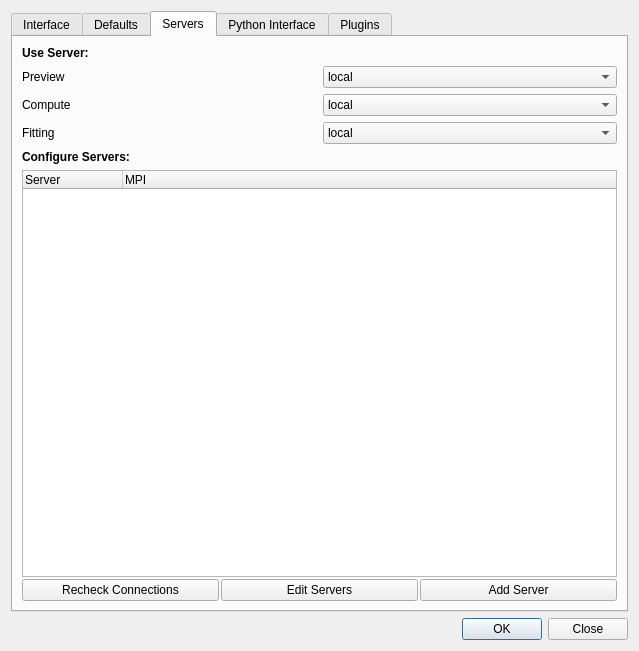
Old version of the form phoebe/frontend/gui/popPrefs.ui in the repository phoebe-project/phoebe2.
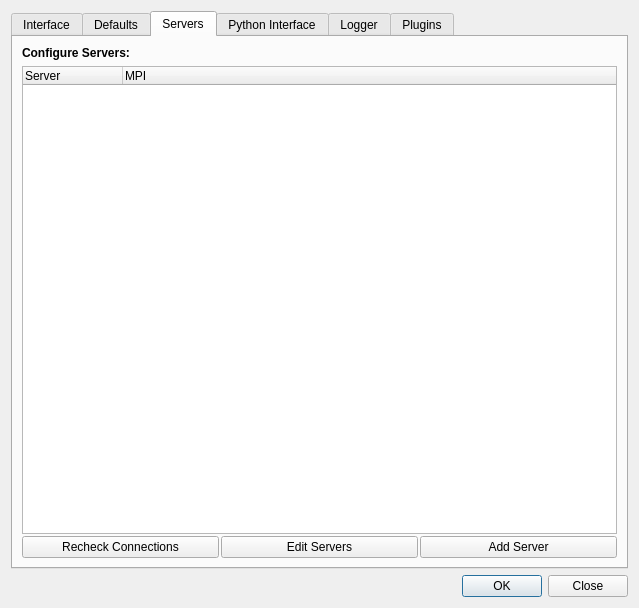
New version of the form. The open tabs and pages were chosen to show the change. Icons and pictures are not drawn. Custom widgets are drawn as their Qt base class.

Commit message: (1) logger options added to usersettings and gui preferences (2) gui options now use parametersets - the usersettings structure is now much more consistent and loading/dumping to cfg files should be more automatable

Patch:
```diff
--- a/phoebe/frontend/gui/popPrefs.ui
+++ b/phoebe/frontend/gui/popPrefs.ui
@@ -7,7 +7,7 @@
     <x>0</x>
     <y>0</y>
     <width>639</width>
-    <height>651</height>
+    <height>608</height>
    </rect>
   </property>
   <property name="windowTitle">
@@ -286,77 +286,6 @@
        <string>Servers</string>
       </attribute>
       <layout class="QVBoxLayout" name="verticalLayout_5">
-       <item>
-        <widget class="QLabel" name="label_2">
-         <property name="text">
-          <string>&lt;html&gt;&lt;head/&gt;&lt;body&gt;&lt;p&gt;&lt;span style=&quot; font-weight:600;&quot;&gt;Use Server:&lt;/span&gt;&lt;/p&gt;&lt;/body&gt;&lt;/html&gt;</string>
-         </property>
-         <property name="textFormat">
-          <enum>Qt::RichText</enum>
-         </property>
-        </widget>
-       </item>
-       <item>
-        <layout class="QGridLayout" name="gridLayout">
-         <item row="1" column="1">
-          <widget class="QComboBox" name="s_use_server_on_compute">
-           <property name="enabled">
-            <bool>true</bool>
-           </property>
-           <item>
-            <property name="text">
-             <string>local</string>
-            </property>
-           </item>
-          </widget>
-         </item>
-         <item row="1" column="0">
-          <widget class="QLabel" name="label_7">
-           <property name="text">
-            <string>Compute</string>
-           </property>
-          </widget>
-         </item>
-         <item row="0" column="0">
-          <widget class="QLabel" name="label_6">
-           <property name="text">
-            <string>Preview</string>
-           </property>
-          </widget>
-         </item>
-         <item row="0" column="1">
-          <widget class="QComboBox" name="s_use_server_on_preview">
-           <property name="enabled">
-            <bool>true</bool>
-           </property>
-           <item>
-            <property name="text">
-             <string>local</string>
-            </property>
-           </item>
-          </widget>
-         </item>
-         <item row="2" column="0">
-          <widget class="QLabel" name="label_8">
-           <property name="text">
-            <string>Fitting</string>
-           </property>
-          </widget>
-         </item>
-         <item row="2" column="1">
-          <widget class="QComboBox" name="s_use_server_on_fitting">
-           <property name="enabled">
-            <bool>true</bool>
-           </property>
-           <item>
-            <property name="text">
-             <string>local</string>
-            </property>
-           </item>
-          </widget>
-         </item>
-        </layout>
-       </item>
        <item>
         <widget class="QLabel" name="label_5">
          <property name="text">
@@ -875,6 +804,35 @@
        </item>
       </layout>
      </widget>
+     <widget class="QWidget" name="tab_6">
+      <attribute name="title">
+       <string>Logger</string>
+      </attribute>
+      <layout class="QVBoxLayout" name="verticalLayout_7">
+       <item>
+        <widget class="QLabel" name="label_2">
+         <property name="text">
+          <string>&lt;html&gt;&lt;head/&gt;&lt;body&gt;&lt;p&gt;&lt;span style=&quot; font-weight:600;&quot;&gt;Logger:&lt;/span&gt;&lt;/p&gt;&lt;/body&gt;&lt;/html&gt;</string>
+         </property>
+         <property name="textFormat">
+          <enum>Qt::RichText</enum>
+         </property>
+        </widget>
+       </item>
+       <item>
+        <widget class="ParameterTreeWidget" name="lo_psedit">
+         <property name="indentation">
+          <number>2</number>
+         </property>
+         <column>
+          <property name="text">
+           <string notr="true">1</string>
+          </property>
+         </column>
+        </widget>
+       </item>
+      </layout>
+     </widget>
      <widget class="QWidget" name="tab_5">
       <attribute name="title">
        <string>Plugins</string>
```
Left out of the diff: 19 changed lines with no effect on the pictures. The commit also changes 5 other files.
